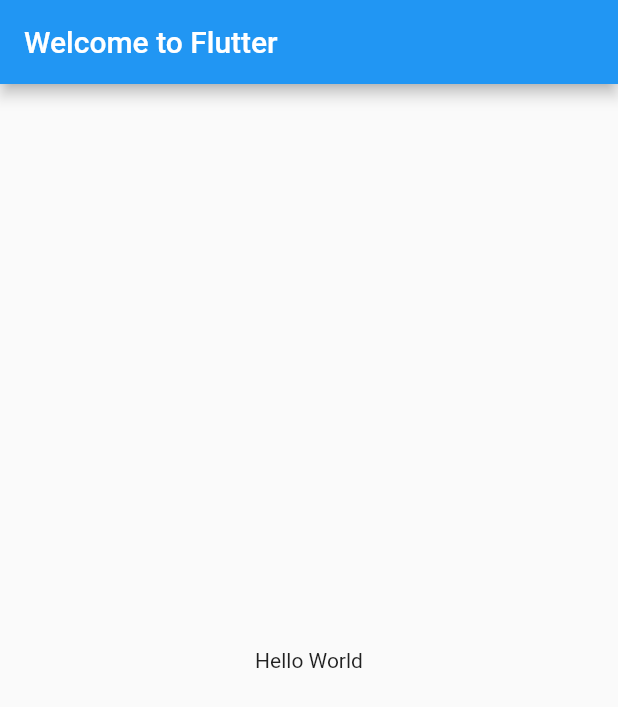
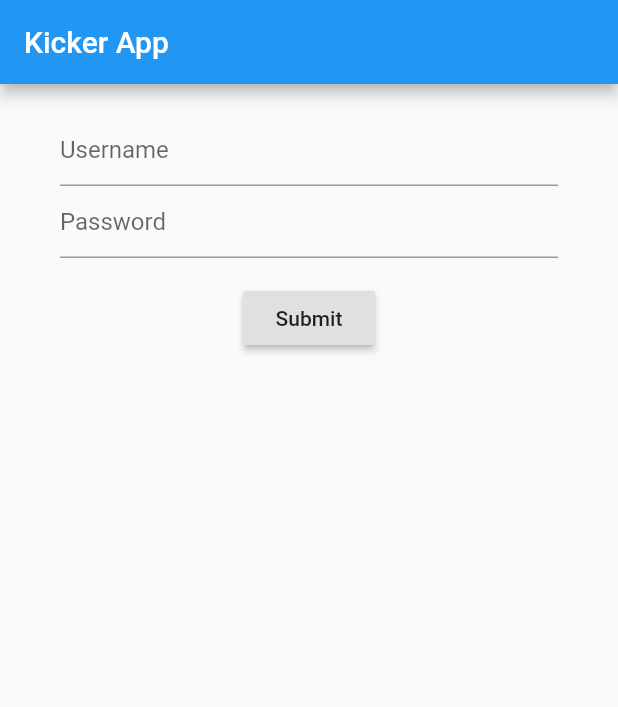
Before and after one commit to l0r5/kicker_app, a Flutter app: the screen it shows after launch, on a phone screen of 412 x 824 dp. Shown: the top 707 px of the screen. Run offline on Flutter 3.47's test engine with Material 2 defaults, Android fonts, the phone set to English and light mode, and no system bars.

Commit message:
add landing page which includes a login form

```diff
--- /dev/null
+++ b/lib/app.dart
@@ -0,0 +1,18 @@
+import 'package:flutter/material.dart';
+
+import 'landing_page.dart';
+
+class App extends StatelessWidget {
+  @override
+  Widget build(BuildContext context) {
+    return MaterialApp(
+      title: 'Kicker App',
+      home: Scaffold(
+        appBar: AppBar(
+          title: Text('Kicker App'),
+        ),
+        body: LandingPage(),
+      ),
+    );
+  }
+}
--- /dev/null
+++ b/lib/forms/login_form.dart
@@ -0,0 +1,55 @@
+import 'package:flutter/material.dart';
+
+class LoginForm extends StatefulWidget {
+  @override
+  LoginFormState createState() {
+    return LoginFormState();
+  }
+}
+
+class LoginFormState extends State<LoginForm> {
+  final _formKey = GlobalKey<FormState>();
+
+  @override
+  Widget build(BuildContext context) {
+    return Form(
+      key: _formKey,
+      child: Column(
+        children: <Widget>[
+          TextFormField(
+            decoration: InputDecoration(hintText: "Username"),
+            validator: (value) {
+              if (value.isEmpty) {
+                return 'Please enter some text';
+              }
+            },
+          ),
+          TextFormField(
+            decoration: InputDecoration(hintText: "Password"),
+            obscureText: true,
+            validator: (value) {
+              if (value.isEmpty) {
+                return 'Please enter some password';
+              }
+            },
+          ),
+          Padding(
+            padding: const EdgeInsets.symmetric(vertical: 16.0),
+            child: RaisedButton(
+              onPressed: () {
+                // Validate will return true if the form is valid, or false if
+                // the form is invalid.
+                if (_formKey.currentState.validate()) {
+                  // If the form is valid, we want to show a Snackbar
+                  Scaffold.of(context)
+                      .showSnackBar(SnackBar(content: Text('Processing Data')));
+                }
+              },
+              child: Text('Submit'),
+            ),
+          ),
+        ],
+      ),
+    );
+  }
+}
--- /dev/null
+++ b/lib/landing_page.dart
@@ -0,0 +1,14 @@
+import 'package:flutter/material.dart';
+
+import 'package:kicker_app/forms/login_form.dart';
+
+class LandingPage extends StatelessWidget {
+  @override
+  Widget build(BuildContext context) {
+    return Container(
+          padding: const EdgeInsets.symmetric(horizontal: 40.0, vertical: 20.0),
+          child: LoginForm(),
+    );
+  }
+
+}
--- a/lib/main.dart
+++ b/lib/main.dart
@@ -1,20 +1,5 @@
 import 'package:flutter/material.dart';
 
-void main() => runApp(MyApp());
+import 'app.dart';
 
-class MyApp extends StatelessWidget {
-  @override
-  Widget build(BuildContext context) {
-    return MaterialApp(
-      title: 'Welcome to Flutter',
-      home: Scaffold(
-        appBar: AppBar(
-          title: Text('Welcome to Flutter'),
-        ),
-        body: Center(
-          child: Text('Hello World'),
-        ),
-      ),
-    );
-  }
-}
+void main() => runApp(App());
```
Also changed, not shown: 1 other file.
